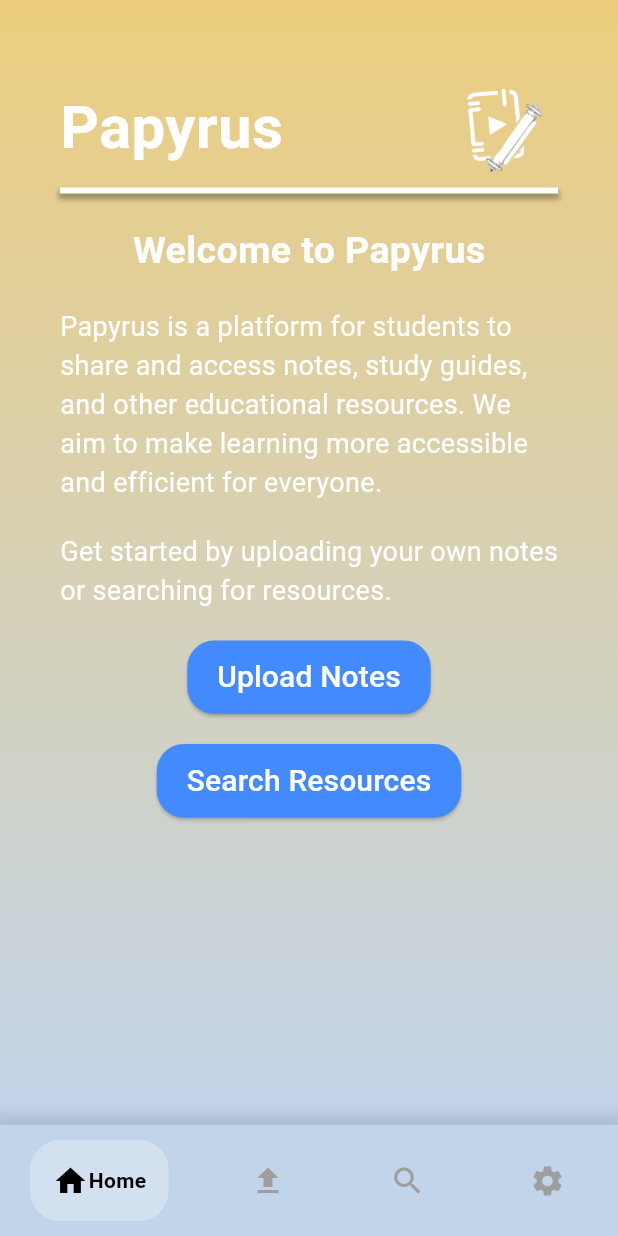
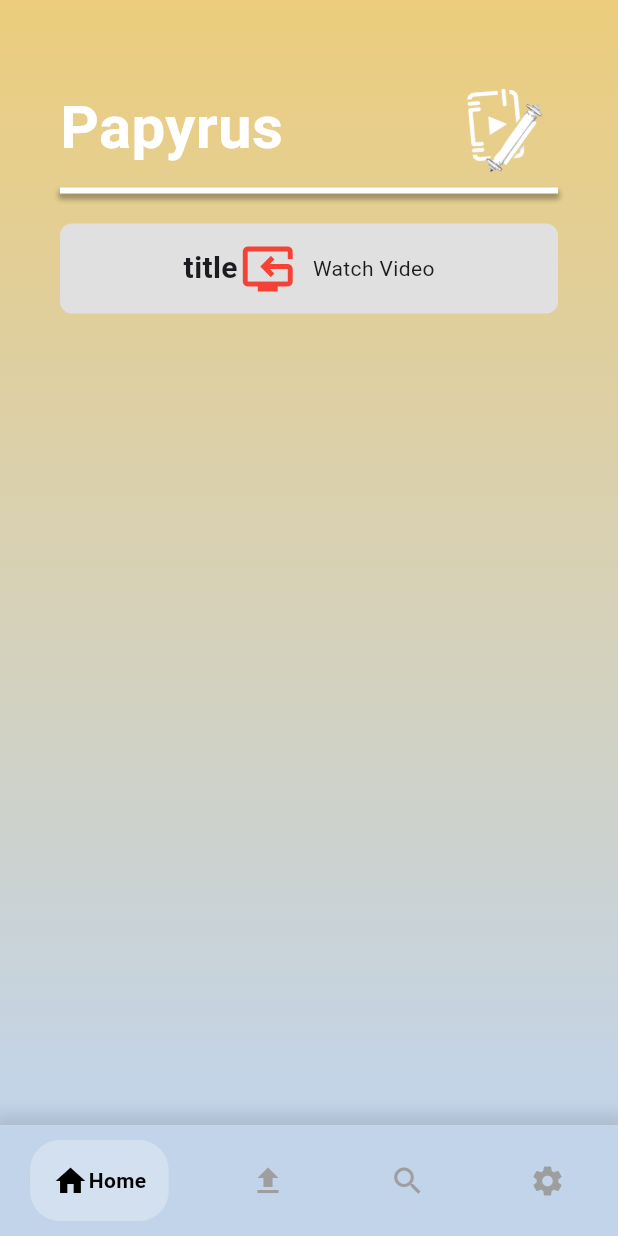
Before and after one commit to Dhruv-0-Arora/hackPNW, a Flutter app: the screen it shows after launch, on a phone screen of 412 x 824 dp. Run offline on Flutter 3.47's test engine with Material 3 defaults, Android fonts, the light colour scheme and no system bars; drawn by our look-alikes of google_nav_bar; our stand-ins replace get, youtube_player_flutter; Roboto replaces fonts that are missing (Avenir Next LT Pro).

Commit message:
Home Page Saved Video Panels in Progress

```diff
--- a/lib/UI/home_page.dart
+++ b/lib/UI/home_page.dart
@@ -1,5 +1,6 @@
 import 'package:flutter/material.dart';
 import 'package:hack_pnw/Core/constants.dart';
+import 'package:hack_pnw/UI/upload_page.dart';
 
 class HomePage extends StatelessWidget {
   const HomePage({super.key});
@@ -19,7 +20,7 @@ class HomePage extends StatelessWidget {
               ],
             ),
           ),
-          child: Container(
+          child: Container( //Name and logo in top bar
             padding: const EdgeInsets.symmetric(horizontal: 40, vertical: 45),
             alignment: Alignment.topCenter,
             child: Column(children: [
@@ -31,7 +32,7 @@ class HomePage extends StatelessWidget {
                 ],
               ),
 
-              Container(
+              Container( //Line and drop shadow in top bar
                 margin: const EdgeInsets.symmetric(vertical: 0),
                 height: 4,
                 decoration: BoxDecoration(
@@ -46,57 +47,45 @@ class HomePage extends StatelessWidget {
                   ],
                 ),
               ),
-
-              // scrolling pane
               Expanded(
                 child: SingleChildScrollView(
                   child: Column(
-                    children: [
-                      const SizedBox(height: 20),
-                      const Text("Welcome to Papyrus", style: TextStyle(fontSize: 25, color: Colors.white, fontWeight: FontWeight.bold, fontFamily: "Avenir Next LT Pro"),),
-                      const SizedBox(height: 20),
-                      const Text("Papyrus is a platform for students to share and access notes, study guides, and other educational resources. We aim to make learning more accessible and efficient for everyone.", style: TextStyle(fontSize: 18, color: Colors.white, fontFamily: "Avenir Next LT Pro"),),
-                      const SizedBox(height: 20),
-                      const Text("Get started by uploading your own notes or searching for resources.", style: TextStyle(fontSize: 18, color: Colors.white, fontFamily: "Avenir Next LT Pro"),),
-                      const SizedBox(height: 20),
-                      ElevatedButton(
-                        onPressed: () {
-                          Navigator.pushNamed(context, '/upload');
-                        },
-                        child: const Text("Upload Notes", style: TextStyle(fontSize: 20, color: Colors.white, fontFamily: "Avenir Next LT Pro"),),
-                        style: ButtonStyle(
-                          backgroundColor: MaterialStateProperty.all<Color>(Colors.blueAccent),
-                          padding: MaterialStateProperty.all<EdgeInsetsGeometry>(const EdgeInsets.symmetric(horizontal: 20, vertical: 10)),
-                          shape: MaterialStateProperty.all<RoundedRectangleBorder>(
-                            RoundedRectangleBorder(
-                              borderRadius: BorderRadius.circular(18.0),
+                    mainAxisAlignment: MainAxisAlignment.center,
+                      children: <Widget>[
+                        SizedBox(height: 20),
+                        GestureDetector(
+                          onTap: () {
+                            // Add your logic to open the YouTube video here
+                            print('Opening YouTube video: videoLink');
+                          },
+                          child: Container(
+                            padding: EdgeInsets.all(10),
+                            decoration: BoxDecoration(
+                              color: Colors.grey[300],
+                              borderRadius: BorderRadius.circular(8),
+                            ),
+                            child: Row(
+                              mainAxisAlignment: MainAxisAlignment.center,
+                              children: [
+                                Text(
+                                  'title',
+                                  style: TextStyle(fontSize: 20, fontWeight: FontWeight.bold),
+                                ),
+                                SizedBox(height: 20),
+                                Icon(Icons.reset_tv_outlined, size: 40, color: Colors.red),
+                                SizedBox(width: 10),
+                                Text('Watch Video'),
+                              ],
                             ),
                           ),
                         ),
-                      ),
-                      const SizedBox(height: 20),
-                      ElevatedButton(
-                        onPressed: () {
-                          Navigator.pushNamed(context, '/search');
-                        },
-                        child: const Text("Search Resources", style: TextStyle(fontSize: 20, color: Colors.white, fontFamily: "Avenir Next LT Pro"),),
-                        style: ButtonStyle(
-                          backgroundColor: MaterialStateProperty.all<Color>(Colors.blueAccent),
-                          padding: MaterialStateProperty.all<EdgeInsetsGeometry>(const EdgeInsets.symmetric(horizontal: 20, vertical: 10)),
-                          shape: MaterialStateProperty.all<RoundedRectangleBorder>(
-                            RoundedRectangleBorder(
-                              borderRadius: BorderRadius.circular(18.0),
-                            ),
-                          ),
-                        ),
-                      ),
-                      const SizedBox(height: 20),
-                    ],
+                      ],
+                    ),
                   ),
-                ),
-              ),
+               ),
             ],
-          ),
+            ),
+
           ),
 
       ),
```
